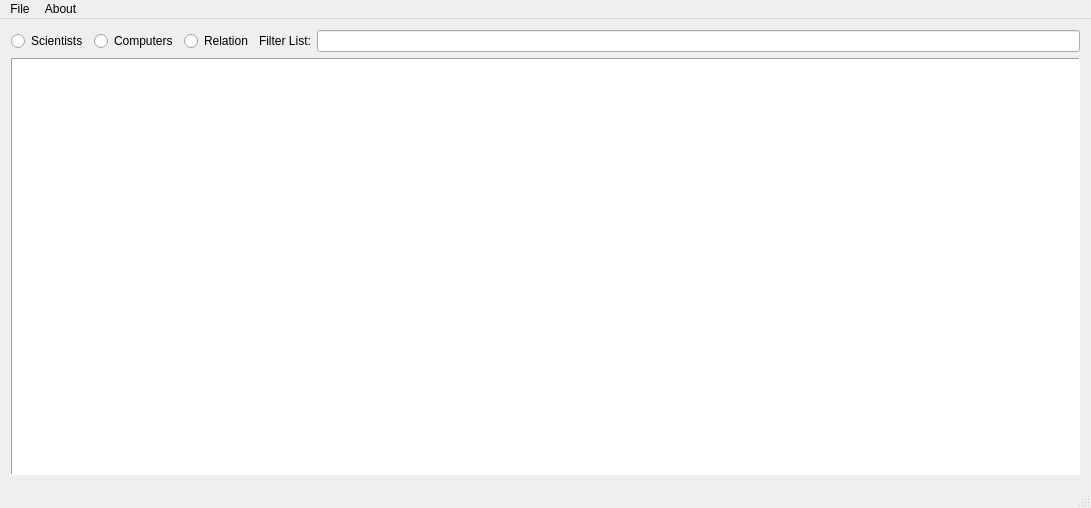
Qt form ui/mainwindow.ui (orriaxels/Hopur42) before a commit.
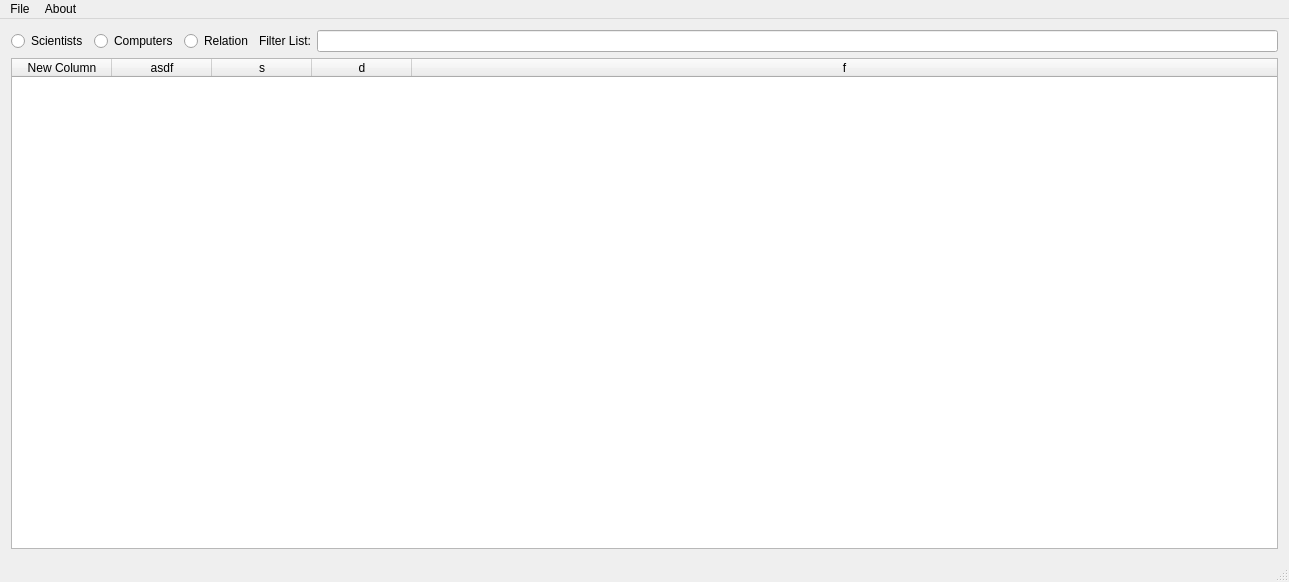
The same form after that commit.

Commit message: tableModel breytt í tableWidget

```diff
--- a/ui/mainwindow.ui
+++ b/ui/mainwindow.ui
@@ -6,19 +6,60 @@
    <rect>
     <x>0</x>
     <y>0</y>
-    <width>1091</width>
-    <height>508</height>
+    <width>1289</width>
+    <height>582</height>
    </rect>
   </property>
   <property name="windowTitle">
    <string>DatabaseViewer</string>
   </property>
   <widget class="QWidget" name="centralWidget">
-   <layout class="QGridLayout" name="gridLayout">
+   <layout class="QGridLayout" name="gridLayout_2">
     <item row="0" column="0">
-     <layout class="QVBoxLayout" name="verticalLayout">
-      <item>
-       <layout class="QHBoxLayout" name="horizontalLayout_3">
+     <layout class="QGridLayout" name="gridLayout">
+      <item row="2" column="0">
+       <widget class="QTableWidget" name="mainTable">
+        <property name="editTriggers">
+         <set>QAbstractItemView::NoEditTriggers</set>
+        </property>
+        <property name="sortingEnabled">
+         <bool>true</bool>
+        </property>
+        <attribute name="horizontalHeaderStretchLastSection">
+         <bool>true</bool>
+        </attribute>
+        <attribute name="verticalHeaderVisible">
+         <bool>false</bool>
+        </attribute>
+        <column>
+         <property name="text">
+          <string>New Column</string>
+         </property>
+        </column>
+        <column>
+         <property name="text">
+          <string>asdf</string>
+         </property>
+        </column>
+        <column>
+         <property name="text">
+          <string>s</string>
+         </property>
+        </column>
+        <column>
+         <property name="text">
+          <string>d</string>
+         </property>
+        </column>
+        <column>
+         <property name="text">
+          <string>f</string>
+         </property>
+        </column>
+       </widget>
+      </item>
+      <item row="1" column="0">
+       <layout class="QHBoxLayout" name="horizontalLayout">
         <item>
          <layout class="QHBoxLayout" name="horizontalLayout_2">
           <item>
@@ -54,58 +95,20 @@
          </layout>
         </item>
         <item>
-         <layout class="QHBoxLayout" name="horizontalLayout">
-          <item>
-           <widget class="QLabel" name="label">
-            <property name="text">
-             <string>Filter List:</string>
-            </property>
-            <property name="buddy">
-             <cstring>lineEdit</cstring>
-            </property>
-           </widget>
-          </item>
-          <item>
-           <widget class="QLineEdit" name="lineEdit"/>
-          </item>
-         </layout>
+         <widget class="QLabel" name="label">
+          <property name="text">
+           <string>Filter List:</string>
+          </property>
+          <property name="buddy">
+           <cstring>lineEdit</cstring>
+          </property>
+         </widget>
+        </item>
+        <item>
+         <widget class="QLineEdit" name="lineEdit"/>
         </item>
        </layout>
       </item>
-      <item>
-       <widget class="QTableView" name="mainTable">
-        <property name="autoFillBackground">
-         <bool>true</bool>
-        </property>
-        <property name="frameShape">
-         <enum>QFrame::Panel</enum>
-        </property>
-        <property name="frameShadow">
-         <enum>QFrame::Sunken</enum>
-        </property>
-        <property name="editTriggers">
-         <set>QAbstractItemView::NoEditTriggers</set>
-        </property>
-        <property name="alternatingRowColors">
-         <bool>true</bool>
-        </property>
-        <property name="selectionBehavior">
-         <enum>QAbstractItemView::SelectRows</enum>
-        </property>
-        <property name="iconSize">
-         <size>
-          <width>5</width>
-          <height>5</height>
-         </size>
-        </property>
-        <property name="textElideMode">
-         <enum>Qt::ElideLeft</enum>
-        </property>
-        <property name="sortingEnabled">
-         <bool>true</bool>
-        </property>
-       </widget>
-      </item>
      </layout>
     </item>
    </layout>
@@ -115,7 +118,7 @@
     <rect>
      <x>0</x>
      <y>0</y>
-     <width>1091</width>
+     <width>1289</width>
      <height>20</height>
     </rect>
    </property>
```
The commit also changes 31 other files.
